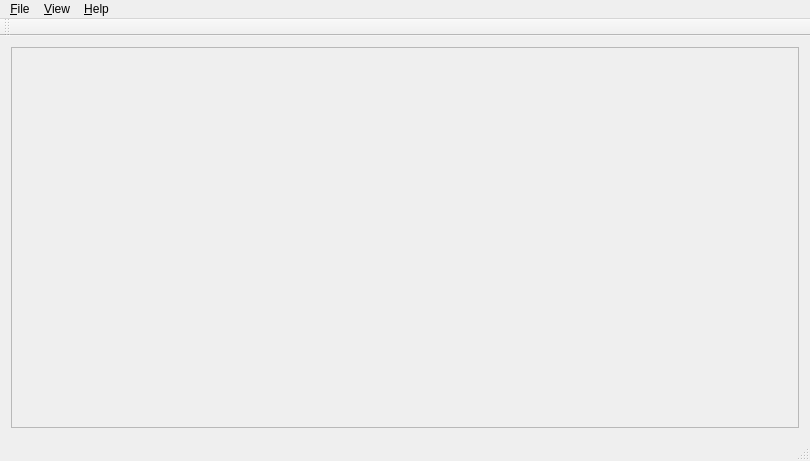
Above: mainwindow.ui from ekamperi/dicomviewer before the change. Below: the same form after it.
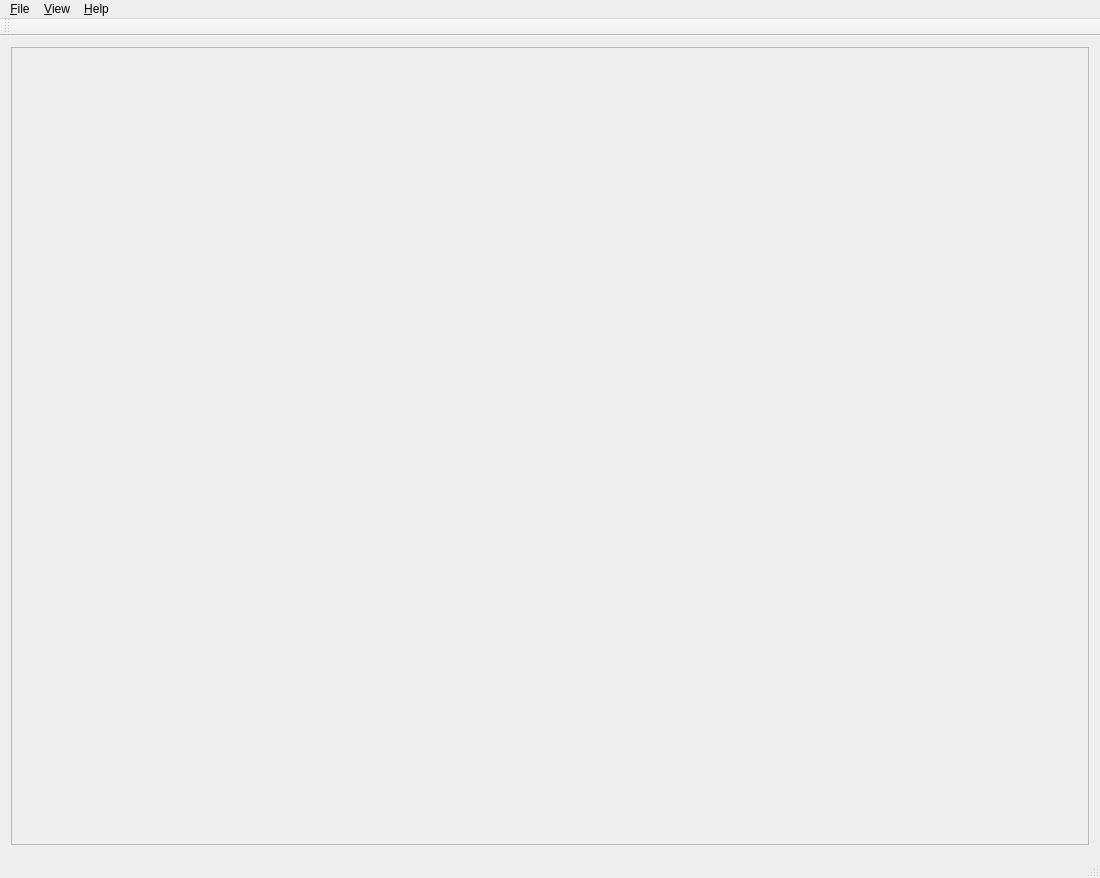
That is the form after the change.

Commit message: Increase startup geometry

The edit to the form file:
```diff
--- a/mainwindow.ui
+++ b/mainwindow.ui
@@ -6,8 +6,8 @@
    <rect>
     <x>0</x>
     <y>0</y>
-    <width>810</width>
-    <height>461</height>
+    <width>1100</width>
+    <height>878</height>
    </rect>
   </property>
   <property name="windowTitle">
@@ -25,8 +25,8 @@
         <rect>
          <x>0</x>
          <y>0</y>
-         <width>790</width>
-         <height>381</height>
+         <width>1080</width>
+         <height>798</height>
         </rect>
        </property>
       </widget>
@@ -39,7 +39,7 @@
     <rect>
      <x>0</x>
      <y>0</y>
-     <width>810</width>
+     <width>1100</width>
      <height>25</height>
     </rect>
    </property>
```
Left out of the diff: 2 changed lines with no effect on the pictures.
